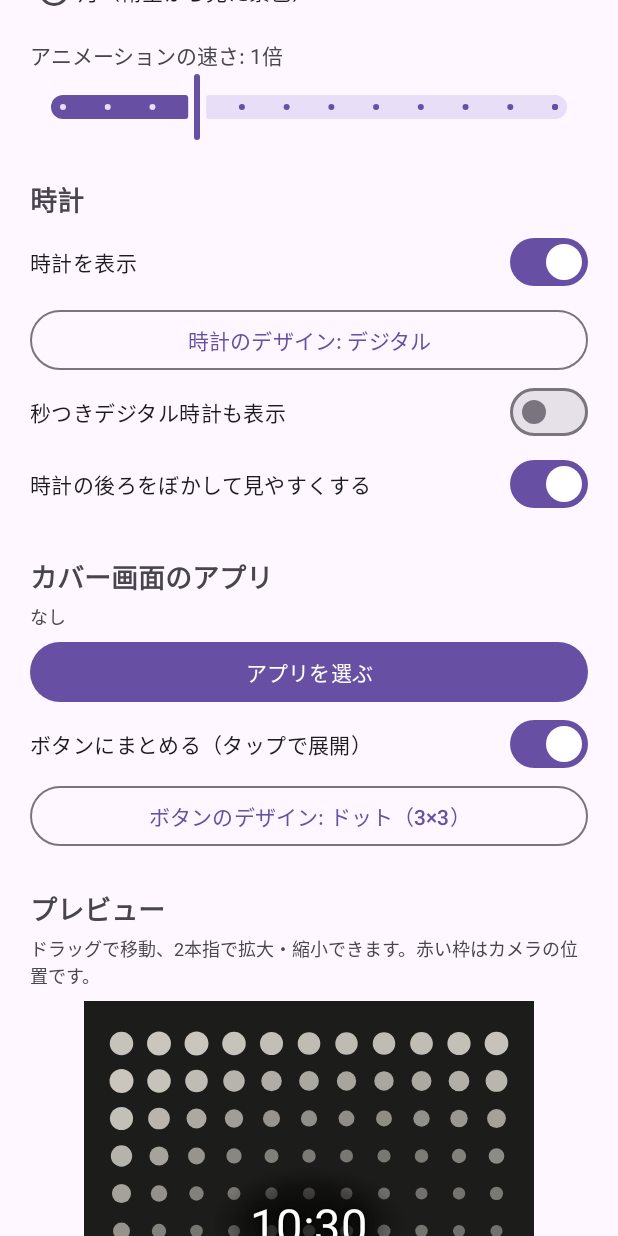
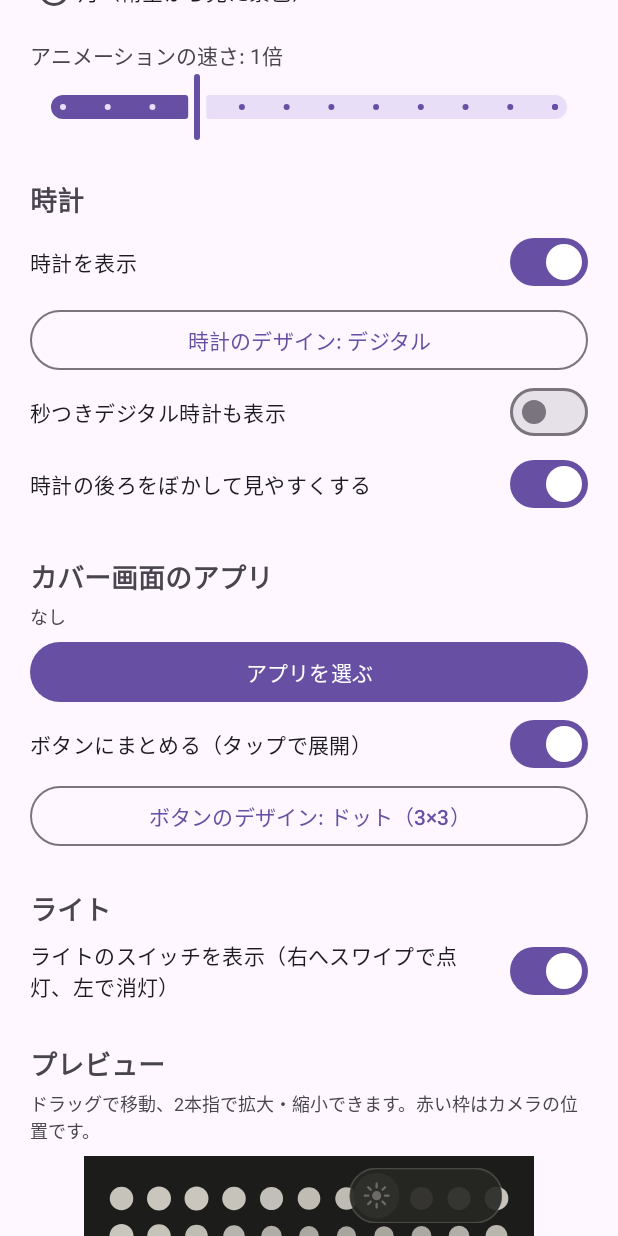
Before and after one commit to Yukichi006/flip7-cover, an Android app: the screen it shows after launch (MainActivity), scrolled down 576 dp, on a phone screen of 412 x 824 dp. Run offline under Robolectric (Android 15) with nearby library versions, the phone set to English and light mode, and no system bars.

Commit message:
Add a swipe-to-toggle flashlight switch to the cover screen
A pill-shaped switch, separate from the app icons: swipe the knob to
the right to turn the rear flashlight on and to the left to turn it
off. A tap alone never toggles it, so a brush in the pocket won't
light it up. It follows torch changes made elsewhere, dims while the
camera is in use, and can be moved and resized in the preview like
the other parts.

Co-Authored-By: Claude Opus 5.5 <noreply@anthropic.com>
Claude-Session: https://claude.ai/code/session_0152cWq3Jtrnxn1k5kMbzuuL

```diff
--- a/app/src/main/java/com/example/flipcover/CoverContent.kt
+++ b/app/src/main/java/com/example/flipcover/CoverContent.kt
@@ -33,6 +33,7 @@ object CoverContent {
     const val TAG_DIGITAL = "digital"
     const val TAG_LAUNCHER = "launcher"
     const val TAG_APP_GRID = "appGrid"
+    const val TAG_TORCH = "torch"
 
     /** カバー画面の実寸。取得できなければ Flip7 の値を使う。 */
     fun coverSize(display: Display?): Size {
@@ -102,6 +103,13 @@ object CoverContent {
             val dw = (prefs.digitalSize * w).toInt()
             addWithBackdrop(context, root, size, SecondsClockView(context), dw, (dw * 0.3f).toInt(),
                 TAG_DIGITAL, prefs.digitalX, prefs.digitalY, prefs.clockBackdrop)
+        }
+
+        // アプリを開いたときは暗い幕の下に隠れるよう、アプリより先に置く
+        if (prefs.showTorch) {
+            val tw = (prefs.torchSize * w).toInt()
+            val torch = TorchSwitch(context, interactive = !editing).apply { tag = TAG_TORCH }
+            root.addView(torch, place(size, prefs.torchX, prefs.torchY, tw, (tw * TORCH_ASPECT).toInt()))
         }
 
         addApps(context, root, size, prefs, onLaunch, editing, expandedPreview)
@@ -225,6 +233,9 @@ object CoverContent {
 
     /** 展開したときのグリッドの列数。 */
     private const val GRID_COLUMNS = 4
+
+    /** ライトのスイッチの高さ（幅に対する割合）。 */
+    private const val TORCH_ASPECT = 0.36f
 }
 
 /** 時計の後ろに敷く、輪郭をぼかした暗い楕円。背景が明るくても時刻を読みやすくする。 */
--- a/app/src/main/java/com/example/flipcover/MainActivity.kt
+++ b/app/src/main/java/com/example/flipcover/MainActivity.kt
@@ -71,6 +71,7 @@ class MainActivity : AppCompatActivity() {
         bindSwitch(R.id.launcherSwitch, prefs.useLauncher) { prefs.useLauncher = it }
         bindSwitch(R.id.expandedPreviewSwitch, expandedPreview) { expandedPreview = it }
         findViewById<Button>(R.id.launcherStyle).setOnClickListener { pickLauncherStyle() }
+        bindSwitch(R.id.torchSwitch, prefs.showTorch) { prefs.showTorch = it }
 
         val speedLabel = findViewById<TextView>(R.id.speedLabel)
         findViewById<Slider>(R.id.speedSlider).apply {
--- a/app/src/main/java/com/example/flipcover/Prefs.kt
+++ b/app/src/main/java/com/example/flipcover/Prefs.kt
@@ -130,6 +130,22 @@ class Prefs(context: Context) {
         get() = sp.getFloat("gridH", 0.76f)
         set(v) = sp.edit().putFloat("gridH", v).apply()
 
+    /** スワイプでライトを点けるスイッチを表示する。 */
+    var showTorch: Boolean
+        get() = sp.getBoolean("showTorch", true)
+        set(v) = sp.edit().putBoolean("showTorch", v).apply()
+
+    // ライトのスイッチの中心と幅（画面に対する割合）。最初は右上の隅に置く
+    var torchX: Float
+        get() = sp.getFloat("torchX", 0.76f)
+        set(v) = sp.edit().putFloat("torchX", v).apply()
+    var torchY: Float
+        get() = sp.getFloat("torchY", 0.08f)
+        set(v) = sp.edit().putFloat("torchY", v).apply()
+    var torchSize: Float
+        get() = sp.getFloat("torchSize", 0.34f)
+        set(v) = sp.edit().putFloat("torchSize", v).apply()
+
     /** アイコンをまだ動かしていないときに並べる列の中心。 */
     val appsX: Float
         get() = sp.getFloat("appsX", 0.5f)
@@ -156,6 +172,7 @@ class Prefs(context: Context) {
         .remove("appPositions")
         .remove("launcherX").remove("launcherY").remove("launcherSize")
         .remove("gridCx").remove("gridCy").remove("gridW").remove("gridH")
+        .remove("torchX").remove("torchY").remove("torchSize")
         .apply()
 
     /** アプリごとのアイコンの位置（中心、画面に対する割合）。まだ動かしていないアプリは null。 */
--- a/app/src/main/java/com/example/flipcover/PreviewEditor.kt
+++ b/app/src/main/java/com/example/flipcover/PreviewEditor.kt
@@ -205,6 +205,11 @@ class PreviewEditor(
                 prefs.launcherY = cy
                 prefs.launcherSize = (prefs.launcherSize * pinch).coerceIn(0.06f, 0.3f)
             }
+            tag == CoverContent.TAG_TORCH -> {
+                prefs.torchX = cx
+                prefs.torchY = cy
+                prefs.torchSize = (prefs.torchSize * pinch).coerceIn(0.15f, 0.8f)
+            }
             tag == CoverContent.TAG_DIGITAL -> {
                 prefs.digitalX = cx
                 prefs.digitalY = cy
@@ -218,6 +223,7 @@ class PreviewEditor(
         /** ドラッグで動かせる部品。 */
         val MOVABLE = setOf(
             CoverContent.TAG_CLOCK, CoverContent.TAG_DIGITAL, CoverContent.TAG_LAUNCHER, CoverContent.TAG_APP_GRID,
+            CoverContent.TAG_TORCH,
         )
 
         /** 吸い付く位置（画面に対する割合）。12 等分なので、2・3・4・6 分割の線も含む。 */
--- /dev/null
+++ b/app/src/main/java/com/example/flipcover/TorchSwitch.kt
@@ -0,0 +1,225 @@
+package com.example.flipcover
+
+import android.animation.ValueAnimator
+import android.annotation.SuppressLint
+import android.content.Context
+import android.graphics.Canvas
+import android.graphics.Color
+import android.graphics.Paint
+import android.graphics.RadialGradient
+import android.graphics.RectF
+import android.graphics.Shader
+import android.hardware.camera2.CameraCharacteristics
+import android.hardware.camera2.CameraManager
+import android.os.Handler
+import android.os.Looper
+import android.view.HapticFeedbackConstants
+import android.view.MotionEvent
+import android.view.View
+import androidx.core.graphics.ColorUtils
+import kotlin.math.cos
+import kotlin.math.sin
+
+/**
+ * 横長のつまみをスワイプして、背面のライトを点けたり消したりするスイッチ。
+ * ポケットの中などで触れて点かないよう、タップでは切り替えず、端までスワイプしたときだけ切り替える。
+ * 右へスワイプで点灯、左へスワイプで消灯。ほかのアプリでライトを切り替えたときも見た目を合わせる。
+ *
+ * @param interactive false ならタッチを受けない（プレビューでドラッグ・ピンチできるようにする）
+ */
+@SuppressLint("ClickableViewAccessibility")
+class TorchSwitch(context: Context, private val interactive: Boolean) : View(context) {
+    private val cameraManager = context.getSystemService(CameraManager::class.java)
+    private val cameraId: String? = runCatching {
+        cameraManager.cameraIdList.firstOrNull { id ->
+            val c = cameraManager.getCameraCharacteristics(id)
+            c.get(CameraCharacteristics.FLASH_INFO_AVAILABLE) == true &&
+                c.get(CameraCharacteristics.LENS_FACING) == CameraCharacteristics.LENS_FACING_BACK
+        }
+    }.getOrNull()
+
+    private var on = false
+    private var available = cameraId != null
+
+    /** つまみの位置。0 で左端（消灯）、1 で右端（点灯）。 */
+    private var knob = 0f
+        set(v) {
+            field = v
+            invalidate()
+        }
+    private var animator: ValueAnimator? = null
+    private var dragging = false
+    private var downX = 0f
+    private var downKnob = 0f
+
+    private val fill = Paint(Paint.ANTI_ALIAS_FLAG)
+    private val stroke = Paint(Paint.ANTI_ALIAS_FLAG).apply {
+        style = Paint.Style.STROKE
+        strokeCap = Paint.Cap.ROUND
+        strokeJoin = Paint.Join.ROUND
+    }
+    private val rect = RectF()
+
+    private val torchCallback = object : CameraManager.TorchCallback() {
+        override fun onTorchModeChanged(id: String, enabled: Boolean) {
+            if (id != cameraId) return
+            available = true
+            on = enabled
+            if (!dragging) slideTo(if (enabled) 1f else 0f)
+        }
+
+        override fun onTorchModeUnavailable(id: String) {
+            // カメラを使っている間などは切り替えられないので、暗くして示す
+            if (id != cameraId) return
+            available = false
+            on = false
+            if (!dragging) slideTo(0f)
+        }
+    }
+
+    init {
+        contentDescription = "ライト"
+    }
+
+    override fun onAttachedToWindow() {
+        super.onAttachedToWindow()
+        // 登録するとすぐに今の状態が届く
+        if (cameraId != null) runCatching { cameraManager.registerTorchCallback(torchCallback, Handler(Looper.getMainLooper())) }
+    }
+
+    override fun onDetachedFromWindow() {
+        runCatching { cameraManager.unregisterTorchCallback(torchCallback) }
+        animator?.cancel()
+        super.onDetachedFromWindow()
+    }
+
+    override fun onTouchEvent(e: MotionEvent): Boolean {
+        if (!interactive || !available) return false
+        val travel = travel()
+        when (e.actionMasked) {
+            MotionEvent.ACTION_DOWN -> {
+                animator?.cancel()
+                dragging = true
+                downX = e.x
+                downKnob = knob
+            }
+            MotionEvent.ACTION_MOVE -> if (travel > 0f) {
+                knob = (downKnob + (e.x - downX) / travel).coerceIn(0f, 1f)
+            }
+            MotionEvent.ACTION_UP, MotionEvent.ACTION_CANCEL -> {
+                dragging = false
+                // 反対側の近くまで動かしたときだけ切り替え、そうでなければ元に戻す
+                val target = when {
+                    e.actionMasked == MotionEvent.ACTION_CANCEL -> on
+                    !on && knob > 1f - SWITCH_AT -> true
+                    on && knob < SWITCH_AT -> false
+                    else -> on
+                }
+                if (target != on) setTorch(target)
+                slideTo(if (on) 1f else 0f)
+            }
+        }
+        return true
+    }
+
+    private fun setTorch(value: Boolean) {
+        val id = cameraId ?: return
+        runCatching { cameraManager.setTorchMode(id, value) }.onSuccess {
+            on = value
+            performHapticFeedback(HapticFeedbackConstants.CONFIRM)
+        }.onFailure {
+            performHapticFeedback(HapticFeedbackConstants.REJECT)
+        }
+    }
+
+    private fun slideTo(target: Float) {
+        animator?.cancel()
+        animator = ValueAnimator.ofFloat(knob, target).apply {
+            duration = 180
+            addUpdateListener { knob = it.animatedValue as Float }
+            start()
+        }
+    }
+
+    /** つまみが動ける距離（px）。 */
+    private fun travel() = width - height.toFloat()
+
+    override fun onDraw(canvas: Canvas) {
+        val h = height.toFloat()
+        val r = h / 2f
+        val inset = h * 0.08f
+        val kr = r - inset
+        val kx = r + knob * travel()
+        val cy = r
+        val glow = if (available) knob else 0f
+
+        // 下地。点いていくほど、つまみが通った所が黄色く光る
+        rect.set(0f, 0f, width.toFloat(), h)
+        fill.shader = null
+        fill.color = TRACK_COLOR
+        canvas.drawRoundRect(rect, r, r, fill)
+        if (glow > 0f) {
+            rect.set(0f, 0f, kx + r, h)
+            fill.color = ColorUtils.setAlphaComponent(Gear.YELLOW, (90 * glow).toInt())
+            canvas.drawRoundRect(rect, r, r, fill)
+        }
+        rect.set(0f, 0f, width.toFloat(), h)
+        stroke.color = Gear.ON
+        stroke.alpha = 50
+        stroke.strokeWidth = h * 0.03f
+        canvas.drawRoundRect(rect, r, r, stroke)
+
+        // スワイプする向きを示す薄い矢印
+        if (available) chevrons(canvas, kx, kr, cy, h, if (on) -1f else 1f)
+
+        // つまみの周りの光
+        if (glow > 0f) {
+            fill.shader = RadialGradient(kx, cy, r * 1.6f,
+                ColorUtils.setAlphaComponent(Gear.YELLOW, (150 * glow).toInt()), Color.TRANSPARENT, Shader.TileMode.CLAMP)
+            canvas.drawCircle(kx, cy, r * 1.6f, fill)
+            fill.shader = null
+        }
+        fill.color = if (available) ColorUtils.blendARGB(KNOB_COLOR, Gear.YELLOW, glow) else Gear.OFF
+        canvas.drawCircle(kx, cy, kr, fill)
+        bulb(canvas, kx, cy, kr, ColorUtils.blendARGB(Gear.ON, Gear.BG, if (available) glow else 0.6f))
+    }
+
+    /** つまみの進む側に、3 つ並んだ矢印を薄く描く。[dir] は 1 で右向き、-1 で左向き。 */
+    private fun chevrons(canvas: Canvas, kx: Float, kr: Float, cy: Float, h: Float, dir: Float) {
+        val size = h * 0.12f
+        val gap = h * 0.22f
+        val start = kx + dir * (kr + h * 0.3f)
+        stroke.strokeWidth = h * 0.05f
+        for (i in 0 until 3) {
+            val x = start + dir * i * gap
+            if (x < h * 0.3f || x > width - h * 0.3f) continue
+            stroke.color = Gear.ON
+            stroke.alpha = 110 - i * 30
+            canvas.drawLine(x - dir * size * 0.5f, cy - size, x + dir * size * 0.5f, cy, stroke)
+            canvas.drawLine(x + dir * size * 0.5f, cy, x - dir * size * 0.5f, cy + size, stroke)
+        }
+    }
+
+    /** つまみの中の、光の粒と放射する短い線（ライトの印）。 */
+    private fun bulb(canvas: Canvas, cx: Float, cy: Float, kr: Float, color: Int) {
+        fill.color = color
+        canvas.drawCircle(cx, cy, kr * 0.2f, fill)
+        stroke.color = color
+        stroke.strokeWidth = kr * 0.1f
+        for (k in 0 until 8) {
+            val a = Math.toRadians(k * 45.0)
+            val s = sin(a).toFloat()
+            val c = cos(a).toFloat()
+            canvas.drawLine(cx + s * kr * 0.36f, cy - c * kr * 0.36f, cx + s * kr * 0.52f, cy - c * kr * 0.52f, stroke)
+        }
+    }
+
+    private companion object {
+        /** 端からこの割合以内まで動かしたら切り替える。 */
+        const val SWITCH_AT = 0.25f
+
+        /** 下地とつまみの色。ランチャーのボタンと同じチャコール系。 */
+        const val TRACK_COLOR = 0xE6262623.toInt()
+        const val KNOB_COLOR = 0xFF3A3A36.toInt()
+    }
+}
--- a/app/src/main/res/layout/activity_main.xml
+++ b/app/src/main/res/layout/activity_main.xml
@@ -180,6 +180,17 @@
             android:layout_width="match_parent"
             android:layout_height="wrap_content" />
 
+        <!-- ライト -->
+        <TextView
+            style="@style/FlipCover.Section"
+            android:text="ライト" />
+
+        <com.google.android.material.materialswitch.MaterialSwitch
+            android:id="@+id/torchSwitch"
+            android:layout_width="match_parent"
+            android:layout_height="wrap_content"
+            android:text="ライトのスイッチを表示（右へスワイプで点灯、左で消灯）" />
+
         <!-- プレビュー -->
         <TextView
             style="@style/FlipCover.Section"
```
Also changed, not shown: 1 other file.
